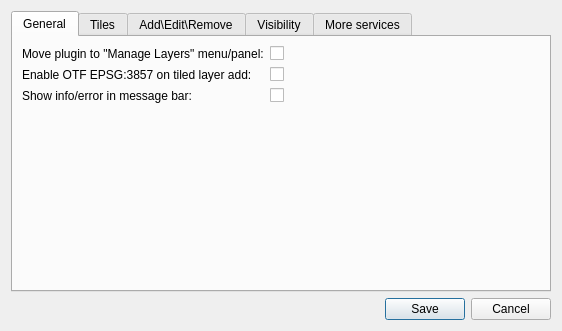
The window that src/settings_dialog_base.ui (nextgis/quickmapservices) describes before a commit, drawn with Qt 5.
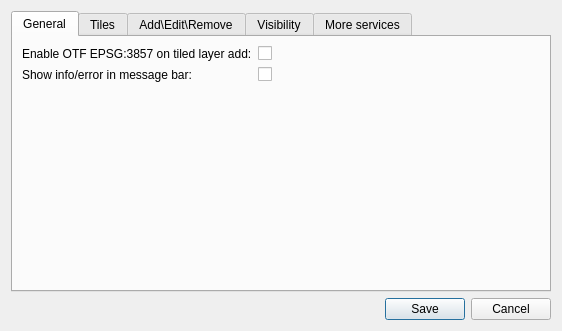
The same window after the commit. Custom widgets are drawn as their Qt base class.

Commit message: Removed the 'Move plugin to Manage Layers panel' option from the settings. QMS is now only displayed in the Web menu.

Patch:
```diff
--- a/src/settings_dialog_base.ui
+++ b/src/settings_dialog_base.ui
@@ -24,42 +24,31 @@
        <string>General</string>
       </attribute>
       <layout class="QFormLayout" name="formLayout_2">
+       <property name="fieldGrowthPolicy">
+        <enum>QFormLayout::AllNonFixedFieldsGrow</enum>
+       </property>
        <item row="0" column="0">
-        <widget class="QLabel" name="label_7">
-         <property name="text">
-          <string>Move plugin to &quot;Manage Layers&quot; menu/panel:</string>
-         </property>
-        </widget>
-       </item>
-       <item row="0" column="1">
-        <widget class="QCheckBox" name="chkMoveToLayersMenu">
-         <property name="text">
-          <string/>
-         </property>
-        </widget>
-       </item>
-       <item row="1" column="0">
         <widget class="QLabel" name="label_3">
          <property name="text">
           <string>Enable OTF EPSG:3857 on tiled layer add:</string>
          </property>
         </widget>
        </item>
-       <item row="1" column="1">
+       <item row="0" column="1">
         <widget class="QCheckBox" name="chkEnableOTF3857">
          <property name="text">
           <string/>
          </property>
         </widget>
        </item>
-       <item row="2" column="0">
+       <item row="1" column="0">
         <widget class="QLabel" name="label_4">
          <property name="text">
           <string>Show info/error in message bar:</string>
          </property>
         </widget>
        </item>
-       <item row="2" column="1">
+       <item row="1" column="1">
         <widget class="QCheckBox" name="chkShowMessagesInBar">
          <property name="text">
           <string/>
```
The commit also changes 3 other files.
